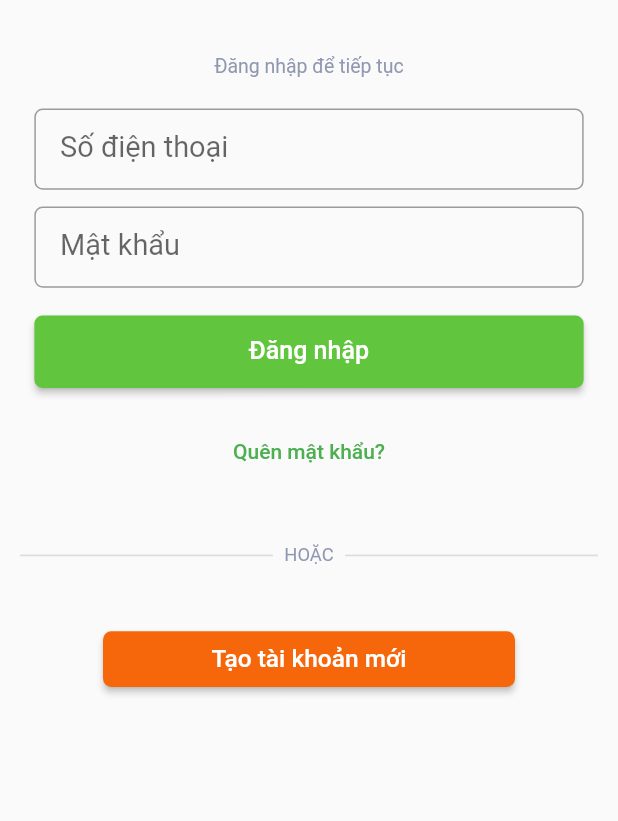
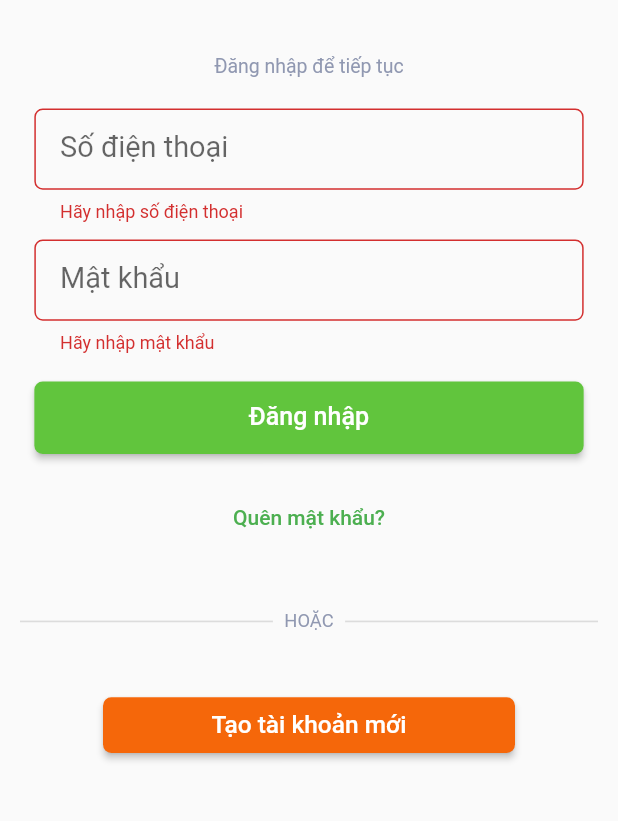
Before and after one commit to Baoth99/SCSS.Mobile.Seller, a Flutter app: the screen it shows after launch, after a tap on "Đăng nhập", on a phone screen of 412 x 824 dp, the part 262-1083 px from its top. Run offline on Flutter 3.47's test engine with Material 2 defaults, Android fonts, the phone set to English and light mode, and no system bars; our stand-ins replace bloc, cool_alert, country_code_picker, equatable, firebase_core, firebase_messaging and 7 more; missing offline and left inert: mapbox_gl; accounts and stored records are empty.

Commit message:
[Mobile][UIS-3][SCSS-71] Add bloc login

```diff
--- a/lib/blocs/blocs.dart
+++ /dev/null
@@ -1,2 +0,0 @@
-export 'signup_otp_bloc.dart';
-export 'signup_bloc.dart';
--- /dev/null
+++ b/lib/blocs/events/login_event.dart
@@ -0,0 +1,24 @@
+part of '../login_bloc.dart';
+
+abstract class LoginEvent extends AbstractEvent {
+  const LoginEvent();
+}
+
+class LoginPhoneNumberChanged extends LoginEvent {
+  final String phoneNumber;
+
+  const LoginPhoneNumberChanged({this.phoneNumber = Symbols.space});
+
+  @override
+  List<String> get props => [phoneNumber];
+}
+
+class LoginPasswordChanged extends LoginEvent {
+  final String password;
+  const LoginPasswordChanged({this.password = Symbols.space});
+
+  @override
+  List<String> get props => [password];
+}
+
+class LoginButtonSubmmited extends LoginEvent {}
--- /dev/null
+++ b/lib/blocs/login_bloc.dart
@@ -0,0 +1,77 @@
+import 'package:equatable/equatable.dart';
+import 'package:flutter_bloc/flutter_bloc.dart';
+import 'package:formz/formz.dart';
+import 'package:seller_app/blocs/events/abstract_event.dart';
+import 'package:seller_app/blocs/models/models.dart';
+import 'package:seller_app/constants/constants.dart';
+import 'package:seller_app/utils/common_utils.dart';
+
+part 'states/login_state.dart';
+part 'events/login_event.dart';
+
+class LoginBloc extends Bloc<LoginEvent, LoginState> {
+  LoginBloc() : super(const LoginState());
+
+  @override
+  Stream<LoginState> mapEventToState(LoginEvent event) async* {
+    if (event is LoginPhoneNumberChanged) {
+      var phoneNumber = LoginPhoneNumber.dirty(event.phoneNumber);
+      yield state.copyWith(
+        phoneNumber: phoneNumber,
+        status: Formz.validate(
+          [
+            phoneNumber,
+            state.password,
+          ],
+        ),
+      );
+    } else if (event is LoginPasswordChanged) {
+      var password = Password.dirty(
+        password: state.password.value.copyWith(
+          value: event.password,
+        ),
+      );
+
+      yield state.copyWith(
+        password: password,
+        status: Formz.validate(
+          [
+            state.phoneNumber,
+            password,
+          ],
+        ),
+      );
+    } else if (event is LoginButtonSubmmited) {
+      var phoneNumber = LoginPhoneNumber.dirty(state.phoneNumber.value);
+      var password = Password.dirty(
+        password: state.password.value.copyWith(
+          value: state.password.value.value,
+        ),
+      );
+      yield state.copyWith(
+        phoneNumber: phoneNumber,
+        password: password,
+        status: Formz.validate(
+          [
+            phoneNumber,
+            password,
+          ],
+        ),
+      );
+
+      if (state.status.isValid) {
+        yield state.copyWith(
+          status: FormzStatus.submissionInProgress,
+        );
+
+        //TODO: api LOGIN, AUTHENTICATE
+        await CommonTest.delay();
+        //TODO: api LOGIN, AUTHENTICATE
+
+        yield state.copyWith(
+          status: FormzStatus.submissionSuccess,
+        );
+      }
+    }
+  }
+}
--- /dev/null
+++ b/lib/blocs/models/login_model.dart
@@ -0,0 +1,37 @@
+import 'package:formz/formz.dart';
+import 'package:seller_app/constants/constants.dart';
+
+enum LoginPhoneNumberError { empty }
+
+class LoginPhoneNumber extends FormzInput<String, LoginPhoneNumberError> {
+  const LoginPhoneNumber.pure([String value = Symbols.empty])
+      : super.pure(value);
+  const LoginPhoneNumber.dirty([String value = Symbols.empty])
+      : super.dirty(value);
+
+  bool _validate(String value) {
+    return value.isNotEmpty;
+  }
+
+  @override
+  LoginPhoneNumberError? validator(String value) {
+    return _validate(value) ? null : LoginPhoneNumberError.empty;
+  }
+}
+
+// enum LoginPasswordError { empty }
+
+// class LoginPassword extends FormzInput<String, LoginPasswordError> {
+//   const LoginPassword.pure([String value = Symbols.empty]) : super.pure(value);
+//   const LoginPassword.dirty([String value = Symbols.empty])
+//       : super.dirty(value);
+
+//   bool _validate(String value) {
+//     return value.isNotEmpty;
+//   }
+
+//   @override
+//   LoginPasswordError? validator(String value) {
+//     return _validate(value) ? null : LoginPasswordError.empty;
+//   }
+// }
--- a/lib/blocs/models/models.dart
+++ b/lib/blocs/models/models.dart
@@ -2,3 +2,4 @@ export 'phone_number_model.dart';
 export 'otp_code_model.dart';
 export 'name_model.dart';
 export 'password_model.dart';
+export 'login_model.dart';
--- a/lib/blocs/signup_information_bloc.dart
+++ b/lib/blocs/signup_information_bloc.dart
@@ -4,9 +4,7 @@ import 'package:formz/formz.dart';
 import 'package:seller_app/blocs/events/abstract_event.dart';
 import 'package:seller_app/blocs/models/gender_model.dart';
 import 'package:seller_app/blocs/models/models.dart';
-import 'package:seller_app/constants/constants.dart';
 import 'package:seller_app/utils/common_utils.dart';
-
 part 'states/signup_information_state.dart';
 part 'events/signup_information_event.dart';
 
--- /dev/null
+++ b/lib/blocs/states/login_state.dart
@@ -0,0 +1,32 @@
+part of '../login_bloc.dart';
+
+class LoginState extends Equatable {
+  const LoginState({
+    this.phoneNumber = const LoginPhoneNumber.pure(),
+    this.password = const Password.pure(),
+    this.status = FormzStatus.pure,
+  });
+
+  final LoginPhoneNumber phoneNumber;
+  final Password password;
+  final FormzStatus status;
+
+  LoginState copyWith({
+    LoginPhoneNumber? phoneNumber,
+    Password? password,
+    FormzStatus? status,
+  }) {
+    return LoginState(
+      phoneNumber: phoneNumber ?? this.phoneNumber,
+      password: password ?? this.password,
+      status: status ?? this.status,
+    );
+  }
+
+  @override
+  List<Object?> get props => [
+        phoneNumber,
+        password,
+        status,
+      ];
+}
--- a/lib/constants/layout_constants.dart
+++ b/lib/constants/layout_constants.dart
@@ -3,12 +3,21 @@ part of 'constants.dart';
 class LoginLayoutConstants {
   static const String loginLogoImagePath = ImagesPaths.loginLogo;
   static const String loginToContinue = 'Đăng nhập để tiếp tục';
+
+  //Phone number
   static const String phoneNumber = 'Số điện thoại';
+  static const String errorPhoneNumber = 'Hãy nhập số điện thoại';
+
+  //Password
   static const String password = 'Mật khẩu';
+  static const String errorPassword = 'Hãy nhập mật khẩu';
+
   static const String login = 'Đăng nhập';
   static const String forgetPassword = 'Quên mật khẩu?';
   static const String or = 'HOẶC';
   static const String signup = 'Tạo tài khoản mới';
+
+  static const String waiting = 'Vui lòng đợi...';
 }
 
 class PhoneNumberSignupLayoutConstants {
--- a/lib/ui/layouts/login_layout.dart
+++ b/lib/ui/layouts/login_layout.dart
@@ -1,11 +1,15 @@
 import 'package:flutter/material.dart';
 import 'package:flutter/services.dart';
+import 'package:flutter_bloc/flutter_bloc.dart';
+import 'package:seller_app/blocs/login_bloc.dart';
 import 'package:seller_app/ui/widgets/custom_button_widgets.dart';
 import 'package:seller_app/ui/widgets/custom_border_text_form_field_widget.dart';
 import 'package:seller_app/ui/widgets/custom_text_button_widget.dart';
 import 'package:seller_app/constants/constants.dart';
 import 'package:flutter_screenutil/flutter_screenutil.dart';
 import 'package:seller_app/ui/widgets/custom_text_widget.dart';
+import 'package:formz/formz.dart';
+import 'package:seller_app/ui/widgets/function_widgets.dart';
 
 class LoginLayout extends StatelessWidget {
   const LoginLayout({Key? key}) : super(key: key);
@@ -14,7 +18,38 @@ class LoginLayout extends StatelessWidget {
   Widget build(BuildContext context) {
     return Scaffold(
       resizeToAvoidBottomInset: false,
-      body: Container(
+      body: BlocProvider<LoginBloc>(
+        create: (context) => LoginBloc(),
+        child: BlocListener<LoginBloc, LoginState>(
+          listener: (context, state) {
+            if (state.status.isSubmissionInProgress) {
+              FunctionalWidgets.showCustomDialog(
+                context,
+                LoginLayoutConstants.waiting,
+              );
+            }
+
+            if (state.status.isSubmissionSuccess) {
+              Navigator.of(context).popUntil(
+                ModalRoute.withName(Routes.login),
+              );
+
+              print('login success');
+            }
+          },
+          child: const _Body(),
+        ),
+      ),
+    );
+  }
+}
+
+class _Body extends StatelessWidget {
+  const _Body({Key? key}) : super(key: key);
+
+  @override
+  Widget build(BuildContext context) {
+    return Container(
       padding: EdgeInsets.only(
         top: 200.h,
       ),
@@ -36,67 +71,7 @@ class LoginLayout extends StatelessWidget {
             color: AppColors.greyFF9098B1,
             fontSize: 35.sp,
           ),
-            Container(
-              child: Column(
-                children: <Widget>[
-                  Container(
-                    padding: EdgeInsets.only(
-                      top: 55.h,
-                    ),
-                    child: CustomBorderTextFormField(
-                      style: _getInputFieldTextStyle(),
-                      labelText: LoginLayoutConstants.phoneNumber,
-                      commonColor: AppColors.greenFF61C53D,
-                      keyboardType: TextInputType.phone,
-                      inputFormatters: <TextInputFormatter>[
-                        FilteringTextInputFormatter.digitsOnly,
-                      ],
-                      padding: EdgeInsets.symmetric(
-                        horizontal: 60.0.w,
-                      ),
-                      contentPadding: EdgeInsets.symmetric(
-                        horizontal: 45.0.w,
-                        vertical: 42.0.h,
-                      ),
-                      cirularBorderRadius: 15.0.r,
-                    ),
-                  ),
-                  Container(
-                    padding: EdgeInsets.only(
-                      top: 30.h,
-                    ),
-                    child: CustomBorderTextFormField(
-                      style: _getInputFieldTextStyle(),
-                      labelText: LoginLayoutConstants.password,
-                      commonColor: AppColors.greenFF61C53D,
-                      keyboardType: TextInputType.visiblePassword,
-                      obscureText: true,
-                      padding: EdgeInsets.symmetric(
-                        horizontal: 60.0.w,
-                      ),
-                      contentPadding: EdgeInsets.symmetric(
-                        horizontal: 45.0.w,
-                        vertical: 42.0.h,
-                      ),
-                      cirularBorderRadius: 15.0.r,
-                    ),
-                  ),
-                  CustomButton(
-                    text: LoginLayoutConstants.login,
-                    fontSize: 45.sp,
-                    onPressed: () {},
-                    color: AppColors.greenFF61C53D,
-                    height: 130.h,
-                    width: double.infinity,
-                    padding: EdgeInsets.symmetric(
-                      horizontal: 60.w,
-                      vertical: 50.0.h,
-                    ),
-                    circularBorderRadius: 15.0.r,
-                  ),
-                ],
-              ),
-            ),
+          const _Form(),
           CustomTextButton(
             text: LoginLayoutConstants.forgetPassword,
             onPressed: () {},
@@ -148,13 +123,127 @@ class LoginLayout extends StatelessWidget {
           ),
         ],
       ),
-      ),
     );
   }
 
   // Navigate the screen to first screen of signup screen
   void _navigateToSignup(BuildContext context) {
     Navigator.pushNamed(context, Routes.signupPhoneNumber);
+  }
+}
+
+class _Form extends StatelessWidget {
+  const _Form({Key? key}) : super(key: key);
+
+  @override
+  Widget build(BuildContext context) {
+    return Container(
+      child: Column(
+        children: <Widget>[
+          Container(
+            padding: EdgeInsets.only(
+              top: 55.h,
+            ),
+            child: BlocBuilder<LoginBloc, LoginState>(
+              buildWhen: (p, c) => p.phoneNumber.status != c.phoneNumber.status,
+              builder: (context, state) {
+                return CustomBorderTextFormField(
+                  onChanged: _onPhoneNumberChanged(context),
+                  style: _getInputFieldTextStyle(),
+                  labelText: LoginLayoutConstants.phoneNumber,
+                  commonColor: AppColors.greenFF61C53D,
+                  keyboardType: TextInputType.phone,
+                  inputFormatters: <TextInputFormatter>[
+                    FilteringTextInputFormatter.digitsOnly,
+                  ],
+                  padding: EdgeInsets.symmetric(
+                    horizontal: 60.0.w,
+                  ),
+                  contentPadding: EdgeInsets.symmetric(
+                    horizontal: 45.0.w,
+                    vertical: 42.0.h,
+                  ),
+                  cirularBorderRadius: 15.0.r,
+                  errorText: state.phoneNumber.invalid
+                      ? LoginLayoutConstants.errorPhoneNumber
+                      : null,
+                );
+              },
+            ),
+          ),
+          Container(
+            padding: EdgeInsets.only(
+              top: 30.h,
+            ),
+            child: BlocBuilder<LoginBloc, LoginState>(
+              buildWhen: (p, c) => p.password.status != c.password.status,
+              builder: (context, state) {
+                return CustomBorderTextFormField(
+                  onChanged: _onPasswordChanged(context),
+                  style: _getInputFieldTextStyle(),
+                  labelText: LoginLayoutConstants.password,
+                  commonColor: AppColors.greenFF61C53D,
+                  keyboardType: TextInputType.visiblePassword,
+                  obscureText: true,
+                  padding: EdgeInsets.symmetric(
+                    horizontal: 60.0.w,
+                  ),
+                  contentPadding: EdgeInsets.symmetric(
+                    horizontal: 45.0.w,
+                    vertical: 42.0.h,
+                  ),
+                  cirularBorderRadius: 15.0.r,
+                  errorText: state.password.invalid
+                      ? LoginLayoutConstants.errorPassword
+                      : null,
+                );
+              },
+            ),
+          ),
+          CustomButton(
+            text: LoginLayoutConstants.login,
+            fontSize: 45.sp,
+            onPressed: _onPressed(context),
+            color: AppColors.greenFF61C53D,
+            height: 130.h,
+            width: double.infinity,
+            padding: EdgeInsets.symmetric(
+              horizontal: 60.w,
+              vertical: 50.0.h,
+            ),
+            circularBorderRadius: 15.0.r,
+          ),
+        ],
+      ),
+    );
+  }
+
+  void Function() _onPressed(BuildContext context) {
+    return () {
+      context.read<LoginBloc>().add(
+            LoginButtonSubmmited(),
+          );
+    };
+  }
+
+  Function(String) _onPhoneNumberChanged(BuildContext context) {
+    return (value) {
+      context.read<LoginBloc>().add(
+            LoginPhoneNumberChanged(
+              phoneNumber: value,
+            ),
+          );
+    };
+  }
+
+  Function(String) _onPasswordChanged(BuildContext context) {
+    return (value) {
+      context.read<LoginBloc>().add(
+            LoginPasswordChanged(
+              password: value,
+            ),
+          );
+    };
   }
 
   TextStyle _getInputFieldTextStyle() {
--- a/lib/ui/layouts/signup_information_layout.dart
+++ b/lib/ui/layouts/signup_information_layout.dart
@@ -36,7 +36,9 @@ class SignupInformationLayout extends StatelessWidget {
               }
 
               if (state.status.isSubmissionSuccess) {
-                Navigator.pop(context);
+                Navigator.of(context).popUntil(
+                  (route) => route.settings.name == Routes.signupInformation,
+                );
                 CoolAlert.show(
                   context: context,
                   type: CoolAlertType.success,
--- a/lib/ui/layouts/signup_otp_layout.dart
+++ b/lib/ui/layouts/signup_otp_layout.dart
@@ -3,7 +3,7 @@ import 'dart:async';
 import 'package:flutter/material.dart';
 import 'package:flutter/services.dart';
 import 'package:flutter_bloc/flutter_bloc.dart';
-import 'package:seller_app/blocs/blocs.dart';
+import 'package:seller_app/blocs/signup_otp_bloc.dart';
 import 'package:seller_app/constants/constants.dart';
 import 'package:seller_app/ui/widgets/custom_text_widget.dart';
 import 'package:flutter_screenutil/flutter_screenutil.dart';
@@ -61,7 +61,9 @@ class SignupOTPLayout extends StatelessWidget {
             }
 
             if (state.status.isSubmissionSuccess) {
-              Navigator.pop(context);
+              Navigator.of(context).popUntil(
+                (route) => route.settings.name == Routes.signupOTP,
+              );
               Navigator.popAndPushNamed(
                 context,
                 Routes.signupInformation,
@@ -69,7 +71,9 @@ class SignupOTPLayout extends StatelessWidget {
             }
 
             if (state.timerStatus == TimerStatus.resent) {
-              Navigator.pop(context);
+              Navigator.of(context).popUntil(
+                (route) => route.settings.name == Routes.signupOTP,
+              );
             }
 
             if (state.timerStatus == TimerStatus.processed) {
--- a/lib/ui/layouts/signup_phone_number_layout.dart
+++ b/lib/ui/layouts/signup_phone_number_layout.dart
@@ -1,7 +1,7 @@
 import 'package:flutter/material.dart';
 import 'package:country_code_picker/country_code_picker.dart';
 import 'package:flutter/services.dart';
-import 'package:seller_app/blocs/blocs.dart';
+import 'package:seller_app/blocs/signup_bloc.dart';
 import 'package:seller_app/ui/layouts/signup_otp_layout.dart';
 import 'package:seller_app/ui/widgets/custom_button_widgets.dart';
 import 'package:seller_app/ui/widgets/custom_text_widget.dart';
@@ -28,7 +28,9 @@ class SignupPhoneNumberLayout extends StatelessWidget {
           child: BlocListener<SignupBloc, SignupState>(
             listener: (context, state) {
               if (state.status.isSubmissionSuccess) {
-                Navigator.pop(context);
+                Navigator.of(context).popUntil(
+                  (route) => route.settings.name == Routes.signupPhoneNumber,
+                );
 
                 // navigate to otp code
                 Navigator.pushNamed(
--- a/lib/ui/widgets/custom_border_text_form_field_widget.dart
+++ b/lib/ui/widgets/custom_border_text_form_field_widget.dart
@@ -18,6 +18,8 @@ class CustomBorderTextFormField extends StatefulWidget {
     this.contentPadding,
     this.cirularBorderRadius,
     this.style,
+    this.onChanged,
+    this.errorText,
   }) : super(key: key);
   final String? labelText;
   final Color commonColor;
@@ -31,6 +33,8 @@ class CustomBorderTextFormField extends StatefulWidget {
   final EdgeInsetsGeometry? contentPadding;
   final double? cirularBorderRadius;
   final TextStyle? style;
+  final void Function(String)? onChanged;
+  final String? errorText;
 
   @override
   _CustomBorderTextFormFieldState createState() =>
@@ -43,6 +47,7 @@ class _CustomBorderTextFormFieldState extends State<CustomBorderTextFormField> {
     return Container(
       padding: widget.padding ?? const EdgeInsets.all(0),
       child: TextFormField(
+        onChanged: widget.onChanged,
         keyboardType: widget.keyboardType,
         obscureText: widget.obscureText,
         inputFormatters: widget.inputFormatters,
@@ -50,6 +55,7 @@ class _CustomBorderTextFormFieldState extends State<CustomBorderTextFormField> {
         autocorrect: false,
         style: widget.style,
         decoration: InputDecoration(
+          errorText: widget.errorText,
           labelText: widget.labelText,
           labelStyle: widget.labelStyle,
           hintText: widget.hintText,
```
Lines whose indentation alone changed are shown as unchanged.
